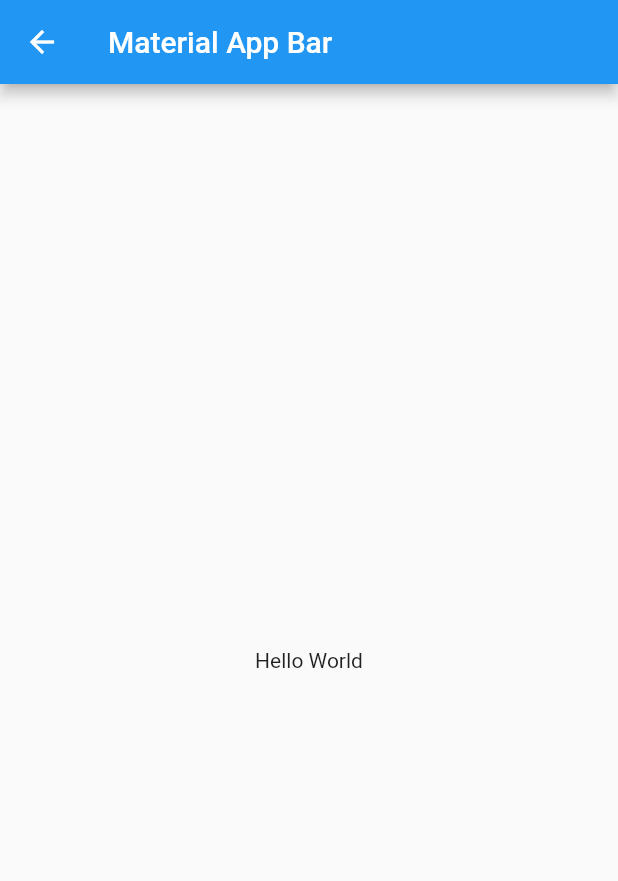
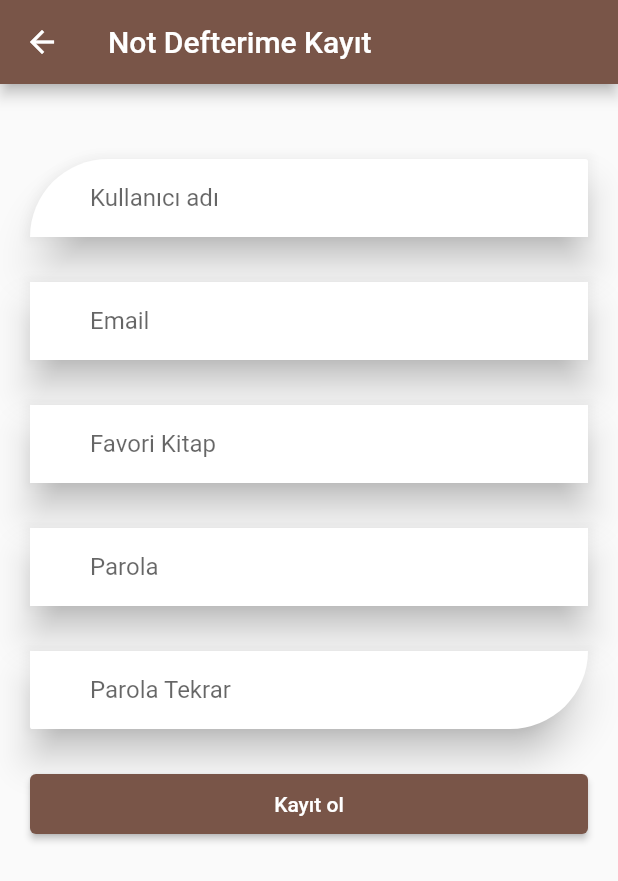
Before and after one commit to KadriyeMacit/Hello-World-Note-Book-GetX, a Flutter app: the RegisterPage screen opened by its route, on a phone screen of 412 x 824 dp. Shown: the top 881 px of the screen. Run offline on Flutter 3.47's test engine with Material 2 defaults, Android fonts, the phone set to English and light mode, and no system bars; our stand-ins replace get.

Commit message:
register eklendi.

```diff
--- a/my_note_book/lib/data/src/strings.dart
+++ b/my_note_book/lib/data/src/strings.dart
@@ -1,6 +1,14 @@
+//Login Page
 const String loginButton = 'Giriş yap';
 const String registerQuestionText = 'Hesabın yok mu? ';
 const String registerButtonText = 'Kayıt ol!';
 const String usernameText = 'Kullanıcı adı';
 const String passwordText = 'Parola';
 const String loginAppBarText = 'Benim Not Defterim';
+
+//Register Page
+const String registerAppBarText = 'Not Defterime Kayıt';
+const String emailText = 'Email';
+const String bookText = 'Favori Kitap';
+const String passwordVerifyText = 'Parola Tekrar';
+const String registerText = 'Kayıt ol';
--- a/my_note_book/lib/views/login/login_page.dart
+++ b/my_note_book/lib/views/login/login_page.dart
@@ -64,7 +64,6 @@ class LoginPage extends GetWidget<LoginController> {
         padding: const EdgeInsets.fromLTRB(40, 2, 8, 2),
         child: TextField(
           textInputAction: TextInputAction.next,
-          obscureText: true,
           decoration: InputDecoration(
             border: InputBorder.none,
             hintText: usernameText,
--- a/my_note_book/lib/views/register/register_controller.dart
+++ b/my_note_book/lib/views/register/register_controller.dart
@@ -1,3 +1,10 @@
+import 'package:flutter/material.dart';
 import 'package:get/get_state_manager/get_state_manager.dart';
 
-class RegisterController extends GetxController {}
+class RegisterController extends GetxController {
+  final TextEditingController usernameController = TextEditingController();
+  final TextEditingController emailController = TextEditingController();
+  final TextEditingController bookController = TextEditingController();
+  final TextEditingController passwordController = TextEditingController();
+  final TextEditingController passwordVerifyController = TextEditingController();
+}
--- a/my_note_book/lib/views/register/register_page.dart
+++ b/my_note_book/lib/views/register/register_page.dart
@@ -1,5 +1,7 @@
 import 'package:flutter/material.dart';
 import 'package:get/get.dart';
+import 'package:my_note_book/data/src/colors.dart';
+import 'package:my_note_book/data/src/strings.dart';
 import 'package:my_note_book/views/register/register_controller.dart';
 
 class RegisterPage extends GetWidget<RegisterController> {
@@ -8,14 +10,158 @@ class RegisterPage extends GetWidget<RegisterController> {
   @override
   Widget build(BuildContext context) {
     return Scaffold(
-      appBar: AppBar(
-        title: Text('Material App Bar'),
-      ),
-      body: Center(
-        child: Container(
-          child: Text('Hello World'),
+        appBar: AppBar(
+          title: Text(registerAppBarText),
+          backgroundColor: mainColor,
+        ),
+        body: _buildBody());
+  }
+
+  Widget _buildBody() {
+    return Padding(
+      padding: const EdgeInsets.all(20.0),
+      child: SingleChildScrollView(
+        child: Column(
+          crossAxisAlignment: CrossAxisAlignment.stretch,
+          children: [
+            _buildSpace(),
+            _buildUsernameTextField(),
+            _buildSpace(),
+            _buildEmailTextField(),
+            _buildSpace(),
+            _buildBookTextField(),
+            _buildSpace(),
+            _buildPasswordTextField(),
+            _buildSpace(),
+            _buildPasswordVerifyTextField(),
+            _buildSpace(),
+            _buildButton()
+          ],
         ),
       ),
     );
   }
+
+  Widget _buildUsernameTextField() {
+    return Material(
+      elevation: 10,
+      color: white,
+      shape: RoundedRectangleBorder(
+        borderRadius: BorderRadius.only(
+          topLeft: Radius.circular(300),
+          topRight: Radius.circular(10),
+        ),
+      ),
+      child: Padding(
+        padding: const EdgeInsets.fromLTRB(40, 2, 8, 2),
+        child: TextField(
+          textInputAction: TextInputAction.next,
+          decoration: InputDecoration(
+            border: InputBorder.none,
+            hintText: usernameText,
+          ),
+          controller: controller.usernameController,
+        ),
+      ),
+    );
+  }
+
+  Widget _buildEmailTextField() {
+    return Material(
+      elevation: 10,
+      color: white,
+      child: Padding(
+        padding: const EdgeInsets.fromLTRB(40, 2, 8, 2),
+        child: TextField(
+          textInputAction: TextInputAction.next,
+          decoration: InputDecoration(
+            border: InputBorder.none,
+            hintText: emailText,
+          ),
+          controller: controller.emailController,
+        ),
+      ),
+    );
+  }
+
+  Widget _buildBookTextField() {
+    return Material(
+      elevation: 10,
+      color: white,
+      child: Padding(
+        padding: const EdgeInsets.fromLTRB(40, 2, 8, 2),
+        child: TextField(
+          textInputAction: TextInputAction.next,
+          decoration: InputDecoration(
+            border: InputBorder.none,
+            hintText: bookText,
+          ),
+          controller: controller.bookController,
+        ),
+      ),
+    );
+  }
+
+  Widget _buildPasswordTextField() {
+    return Material(
+      elevation: 10,
+      color: white,
+      child: Padding(
+        padding: const EdgeInsets.fromLTRB(40, 2, 8, 2),
+        child: TextField(
+          textInputAction: TextInputAction.next,
+          obscureText: true,
+          decoration: InputDecoration(
+            border: InputBorder.none,
+            hintText: passwordText,
+          ),
+          controller: controller.passwordController,
+        ),
+      ),
+    );
+  }
+
+  Widget _buildPasswordVerifyTextField() {
+    return Material(
+      elevation: 10,
+      color: white,
+      shape: RoundedRectangleBorder(
+        borderRadius: BorderRadius.only(
+          bottomRight: Radius.circular(300),
+          bottomLeft: Radius.circular(10),
+        ),
+      ),
+      child: Padding(
+        padding: const EdgeInsets.fromLTRB(40, 2, 8, 2),
+        child: TextField(
+          textInputAction: TextInputAction.done,
+          obscureText: true,
+          decoration: InputDecoration(
+            border: InputBorder.none,
+            hintText: passwordVerifyText,
+          ),
+          controller: controller.passwordVerifyController,
+        ),
+      ),
+    );
+  }
+
+  Widget _buildButton() {
+    final double size = 40;
+    return SizedBox(
+      height: size,
+      child: ElevatedButton(
+          onPressed: () {},
+          child: Text(registerText),
+          style: ElevatedButton.styleFrom(
+            primary: mainColor,
+          )),
+    );
+  }
+
+  Widget _buildSpace() {
+    return SizedBox(
+      height: 30,
+    );
+  }
 }
```
